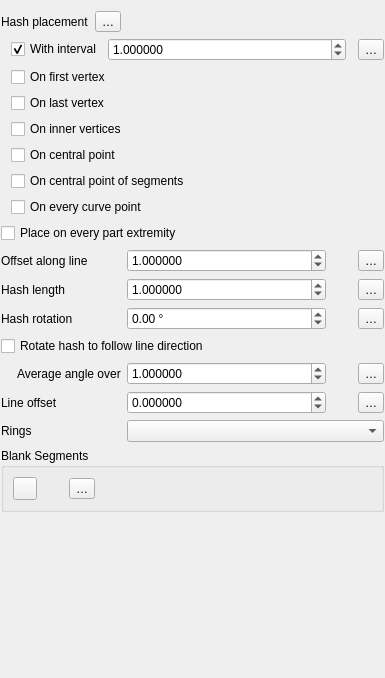
Old version of the form src/ui/symbollayer/widget_templatedline.ui in the repository qgis/QGIS.
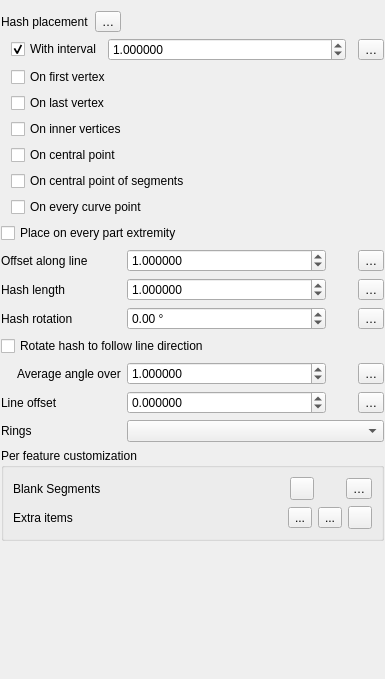
New version of the form. Icons and pictures are not drawn. Custom widgets are drawn as their Qt base class.

Commit message:
feat(ExtraItems): Add extra items for templated line symbol layer
Provides tools to create, move, rotate and delete new markers/hashes
for marker/hash line symbol layer. Those new markers will share the
same style as the original markers, the same selected or visibly state.

```diff
--- a/src/ui/symbollayer/widget_templatedline.ui
+++ b/src/ui/symbollayer/widget_templatedline.ui
@@ -7,7 +7,7 @@
     <x>0</x>
     <y>0</y>
     <width>385</width>
-    <height>678</height>
+    <height>679</height>
    </rect>
   </property>
   <property name="windowTitle">
@@ -26,7 +26,7 @@
    <item row="3" column="0" colspan="3">
     <widget class="QgsCollapsibleGroupBox" name="mBlankSegmentsGrpBox">
      <property name="title">
-      <string>Blank Segments</string>
+      <string>Per feature customization</string>
      </property>
      <property name="collapsed">
       <bool>true</bool>
@@ -34,6 +34,26 @@
      <layout class="QVBoxLayout" name="verticalLayout">
       <item>
        <layout class="QHBoxLayout" name="horizontalLayout_9">
+        <item>
+         <widget class="QLabel" name="label_2">
+          <property name="text">
+           <string>Blank Segments</string>
+          </property>
+         </widget>
+        </item>
+        <item>
+         <spacer name="horizontalSpacer_4">
+          <property name="orientation">
+           <enum>Qt::Orientation::Horizontal</enum>
+          </property>
+          <property name="sizeHint" stdset="0">
+           <size>
+            <width>40</width>
+            <height>20</height>
+           </size>
+          </property>
+         </spacer>
+        </item>
         <item>
          <widget class="QToolButton" name="mEditBlankSegmentsBtn">
           <property name="text">
@@ -68,10 +88,21 @@
           </property>
          </widget>
         </item>
+       </layout>
+      </item>
+      <item>
+       <layout class="QHBoxLayout" name="horizontalLayout">
         <item>
-         <spacer name="horizontalSpacer_4">
+         <widget class="QLabel" name="lblExtraItems">
+          <property name="text">
+           <string>Extra items</string>
+          </property>
+         </widget>
+        </item>
+        <item>
+         <spacer name="horizontalSpacer_5">
           <property name="orientation">
-           <enum>Qt::Horizontal</enum>
+           <enum>Qt::Orientation::Horizontal</enum>
           </property>
           <property name="sizeHint" stdset="0">
            <size>
@@ -81,6 +112,37 @@
           </property>
          </spacer>
         </item>
+        <item>
+         <widget class="QToolButton" name="mAddExtraItemBtn">
+          <property name="text">
+           <string>...</string>
+          </property>
+          <property name="icon">
+           <iconset resource="../../../images/images.qrc">
+            <normaloff>:/images/themes/default/mActionAdd.svg</normaloff>:/images/themes/default/mActionAdd.svg</iconset>
+          </property>
+          <property name="checkable">
+           <bool>true</bool>
+          </property>
+         </widget>
+        </item>
+        <item>
+         <widget class="QToolButton" name="mModifyExtraItemBtn">
+          <property name="text">
+           <string>...</string>
+          </property>
+          <property name="icon">
+           <iconset resource="../../../images/images.qrc">
+            <normaloff>:/images/themes/default/mActionSelect.svg</normaloff>:/images/themes/default/mActionSelect.svg</iconset>
+          </property>
+          <property name="checkable">
+           <bool>true</bool>
+          </property>
+         </widget>
+        </item>
+        <item>
+         <widget class="QgsPropertyOverrideButton" name="mExtraItemsDDBtn"/>
+        </item>
        </layout>
       </item>
      </layout>
```
Left out of the diff: 73 changed lines with no effect on the pictures. The commit also changes 21 other files.
